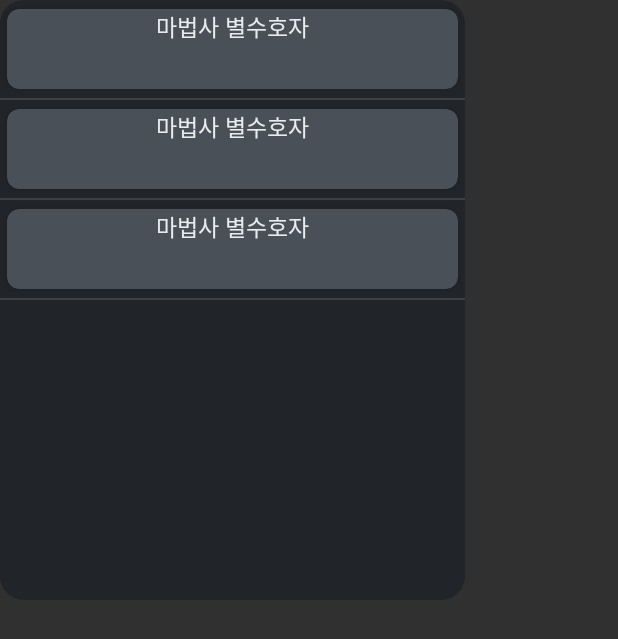
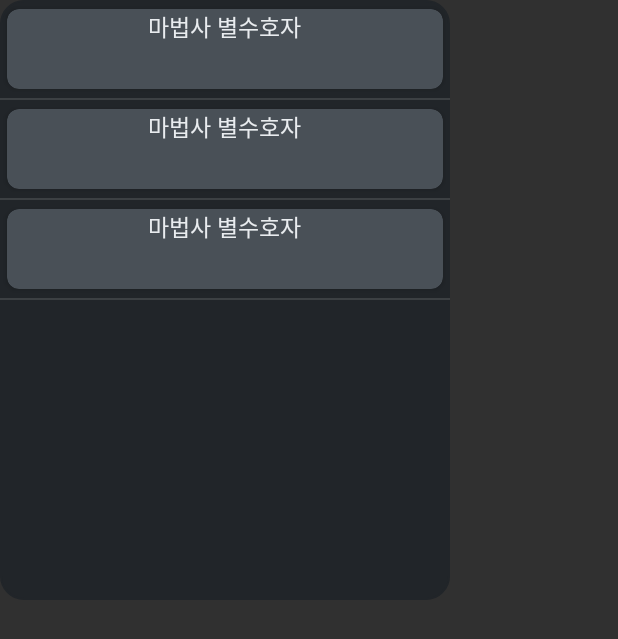
Before and after one commit to CKANYWHERE/LoLChess, an Android app: the layout overlay_synergy.xml on its own in the app's theme, with its tools: preview values and no code run, on a phone screen of 412 x 824 dp. Shown: the top 639 px of the screen. Run offline under Robolectric (Android 15) with nearby library versions, the phone set to English and light mode, and no system bars.

Commit message:
오버레이 버그 수정

```diff
--- a/app/build.gradle
+++ b/app/build.gradle
@@ -10,8 +10,8 @@ android {
         applicationId "com.lolchess.strategy"
         minSdkVersion 21
         targetSdkVersion 29
-        versionCode 3
-        versionName "1.0.3"
+        versionCode 4
+        versionName "1.0.4"
 
         testInstrumentationRunner "androidx.test.runner.AndroidJUnitRunner"
     }
--- a/app/src/main/java/com/lolchess/strategy/view/adapter/RecommendMetaAdapter.kt
+++ b/app/src/main/java/com/lolchess/strategy/view/adapter/RecommendMetaAdapter.kt
@@ -61,13 +61,12 @@ class RecommendMetaAdapter(private var items : MutableList<RecommandMeta>, var c
         view = LayoutInflater.from(parent!!.context).inflate(R.layout.recommend_meta_item, parent, false)
         val viewHolder = ViewHolder(view)
         val item = items[position]
-        val paramChamp = LinearLayout.LayoutParams(LinearLayout.LayoutParams.WRAP_CONTENT,100,1f)
+        val paramChamp = LinearLayout.LayoutParams(LinearLayout.LayoutParams.MATCH_PARENT,100,1f)
         val paramSyn = LinearLayout.LayoutParams(70,70,1f)
-        val paramItem = LinearLayout.LayoutParams(LinearLayout.LayoutParams.WRAP_CONTENT,30, 1f)
+        val paramItem = LinearLayout.LayoutParams(LinearLayout.LayoutParams.MATCH_PARENT,30, 1f)
 
         for(champ in item.champ){
             val imageChamp = ImageView(context)
-
             imageChamp.setImageResource(champ.imgPath)
             imageChamp.layoutParams = paramChamp
             viewHolder.lytChamp.addView(imageChamp)
@@ -83,7 +82,6 @@ class RecommendMetaAdapter(private var items : MutableList<RecommandMeta>, var c
 
         for(items in item.item){
             val imageItem = ImageView(context)
-
             imageItem.setImageResource(items.imgPath)
             imageItem.layoutParams = paramItem
             viewHolder.lytItem.addView(imageItem)
--- a/app/src/main/res/layout/overlay_synergy.xml
+++ b/app/src/main/res/layout/overlay_synergy.xml
@@ -1,37 +1,19 @@
 <?xml version="1.0" encoding="utf-8"?>
-<ScrollView
+
+
+<FrameLayout
       xmlns:android="http://schemas.android.com/apk/res/android"
       xmlns:app="http://schemas.android.com/apk/res-auto"
       xmlns:tools="http://schemas.android.com/tools"
-    android:layout_width="wrap_content"
-    android:layout_height="wrap_content"
-    >
-
-    <LinearLayout
-        android:layout_width="310dp"
-        android:layout_height="wrap_content"
       android:id="@+id/container"
-        android:orientation="vertical"
-        >
-
-        <FrameLayout
       android:layout_width="match_parent"
       android:layout_height="wrap_content">
 
     <ListView
            android:id="@+id/recommendMetaView2"
-                android:layout_width="match_parent"
+           android:layout_width="300dp"
            android:layout_height="400dp"
            android:background="@drawable/background_overlay"
            tools:listitem="@layout/recommend_meta_item" />
 
 </FrameLayout>
-
-
-
-
-
-
-    </LinearLayout>
-
-</ScrollView>
```
Also changed, not shown: app/src/main/java/com/lolchess/strategy/view/service/Overlay.kt (+4 -3 lines), app/src/main/java/com/lolchess/strategy/view/service/OverlaySynergy.kt (+34 -7 lines). Lines whose indentation alone changed are shown as unchanged.
